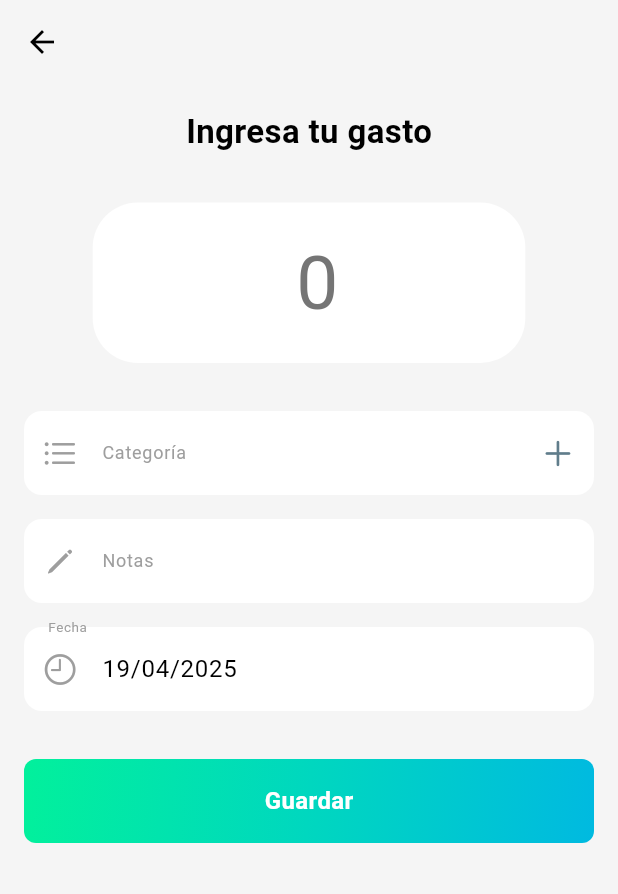
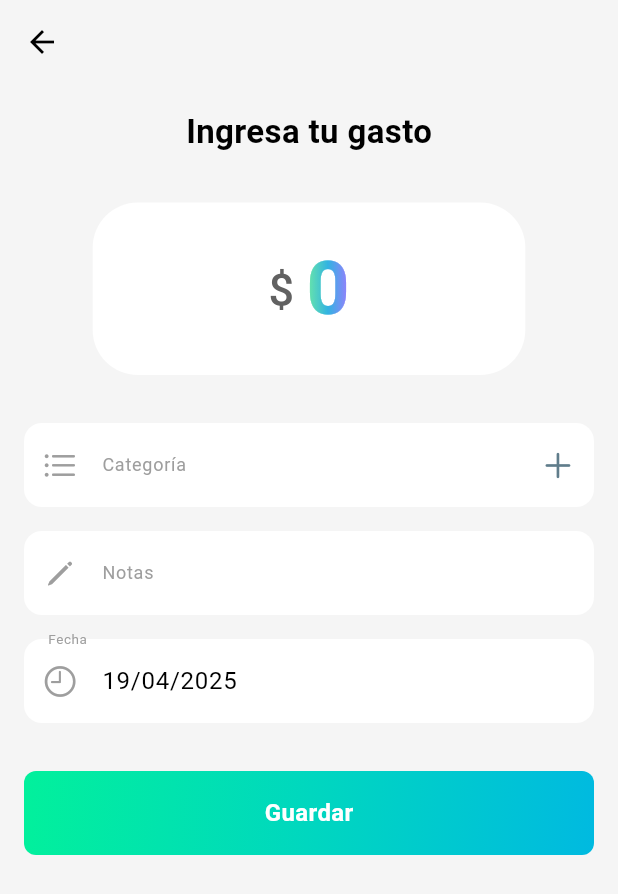
Before and after one commit to vflrsm/FinTrack, a Flutter app: the AddExpense screen opened directly, on a phone screen of 412 x 824 dp. Shown: the top 894 px of the screen. Run offline on Flutter 3.47's test engine with Material 3 defaults, Android fonts, the light colour scheme and no system bars; our stand-ins replace fl_chart, flutter_colorpicker.

Commit message:
add expense button fixes and color gradients

```diff
--- a/lib/screens/add_expense/views/add_expense.dart
+++ b/lib/screens/add_expense/views/add_expense.dart
@@ -35,6 +35,17 @@ class _AddExpenseState extends State<AddExpense> {
   void initState() {
     dateController.text = DateFormat('dd/MM/yyyy').format(DateTime.now());
     super.initState();
+
+    super.initState();
+    expenseController.addListener(() {
+      setState(() {}); // Esto forzará el redibujo del overlay
+    });
+  }
+
+  @override
+  void dispose() {
+    expenseController.dispose();
+    super.dispose();
   }
 
   @override
@@ -64,47 +75,85 @@ class _AddExpenseState extends State<AddExpense> {
                 height: 32,
               ),
               Align(
-                alignment:
-                    Alignment.center, // Centra el `SizedBox` horizontalmente
+                alignment: Alignment.center,
                 child: SizedBox(
-                  width: MediaQuery.of(context).size.width *
-                      0.7, // Ancho del campo de texto
+                  width: MediaQuery.of(context).size.width * 0.7,
                   child: Stack(
                     children: [
-                      Stack(
-                        children: [
+                      // Campo de texto transparente con padding suficiente
                       TextFormField(
                         controller: expenseController,
-                            textAlign: TextAlign.center, // Centra el texto
-                            keyboardType: TextInputType
-                                .number, // Asegura que sea un campo numérico
-                            style: TextStyle(
-                                fontSize:
-                                    50), // Asegura que el texto del monto esté grande
+                        textAlign: TextAlign.center,
+                        keyboardType: TextInputType.number,
+                        style: const TextStyle(
+                          fontSize: 50,
+                          fontWeight: FontWeight.w600,
+                          color: Colors
+                              .transparent, // Oculta texto real para superponer
+                        ),
+                        cursorColor: Colors.black,
                         decoration: InputDecoration(
                           filled: true,
                           fillColor: Colors.white,
-                              prefixText:
-                                  '\$', // El símbolo de dinero con escape
-                              prefixStyle: TextStyle(
-                                color: Colors.grey
-                                    .shade600, // Estilo del símbolo del dólar
-                                fontSize:
-                                    20, // Asegura que el símbolo esté alineado con el número
-                              ),
-                              hintText: '0', // El texto de sugerencia
-                              hintStyle: TextStyle(
-                                fontSize:
-                                    50, // Tamaño grande para el placeholder
-                                color: Colors.grey.shade600, // Color gris claro
-                              ),
+                          contentPadding:
+                              const EdgeInsets.symmetric(vertical: 20),
                           border: OutlineInputBorder(
                             borderRadius: BorderRadius.circular(30),
                             borderSide: BorderSide.none,
                           ),
                         ),
+                      ),
+
+                      // Superposición visual
+                      Positioned.fill(
+                        child: IgnorePointer(
+                          child: Center(
+                            child: Row(
+                              mainAxisSize: MainAxisSize.min,
+                              children: [
+                                Text(
+                                  '\$',
+                                  style: TextStyle(
+                                    fontSize: 30,
+                                    color: Colors.grey.shade700,
+                                    fontWeight: FontWeight.w500,
+                                  ),
+                                ),
+                                const SizedBox(width: 8),
+                                expenseController.text.isEmpty
+                                    ? ShaderMask(
+                                        shaderCallback: (bounds) =>
+                                            const LinearGradient(
+                                          colors: [
+                                            Color(0xFF6CE9A5),
+                                            Color(0xFF32B3E2),
+                                            Color(0xFF9D7BFF),
+                                          ],
+                                          begin: Alignment.centerLeft,
+                                          end: Alignment.centerRight,
+                                        ).createShader(bounds),
+                                        child: const Text(
+                                          '0',
+                                          style: TextStyle(
+                                            fontSize: 50,
+                                            fontWeight: FontWeight.w600,
+                                            color: Colors
+                                                .white, // necesario para ShaderMask
+                                          ),
+                                        ),
                                       )
+                                    : Text(
+                                        expenseController.text,
+                                        style: const TextStyle(
+                                          fontSize: 50,
+                                          fontWeight: FontWeight.w600,
+                                          color: Colors.black,
+                                        ),
+                                      ),
                               ],
+                            ),
+                          ),
+                        ),
                       ),
                     ],
                   ),
```
Lines whose indentation alone changed are shown as unchanged.
